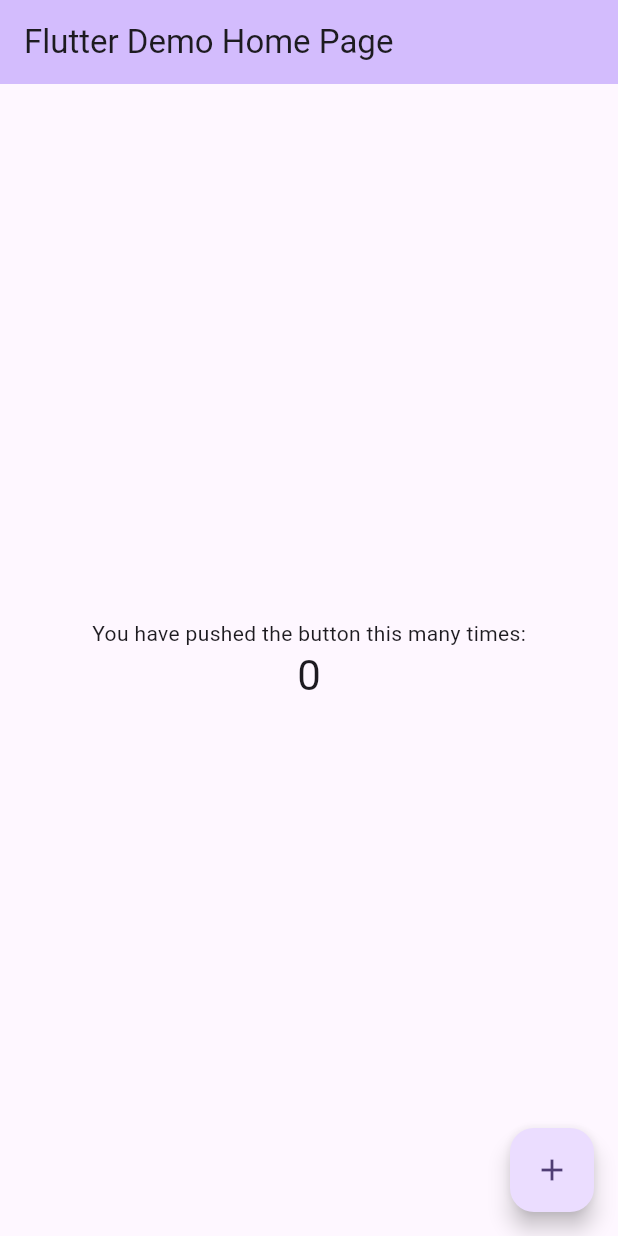
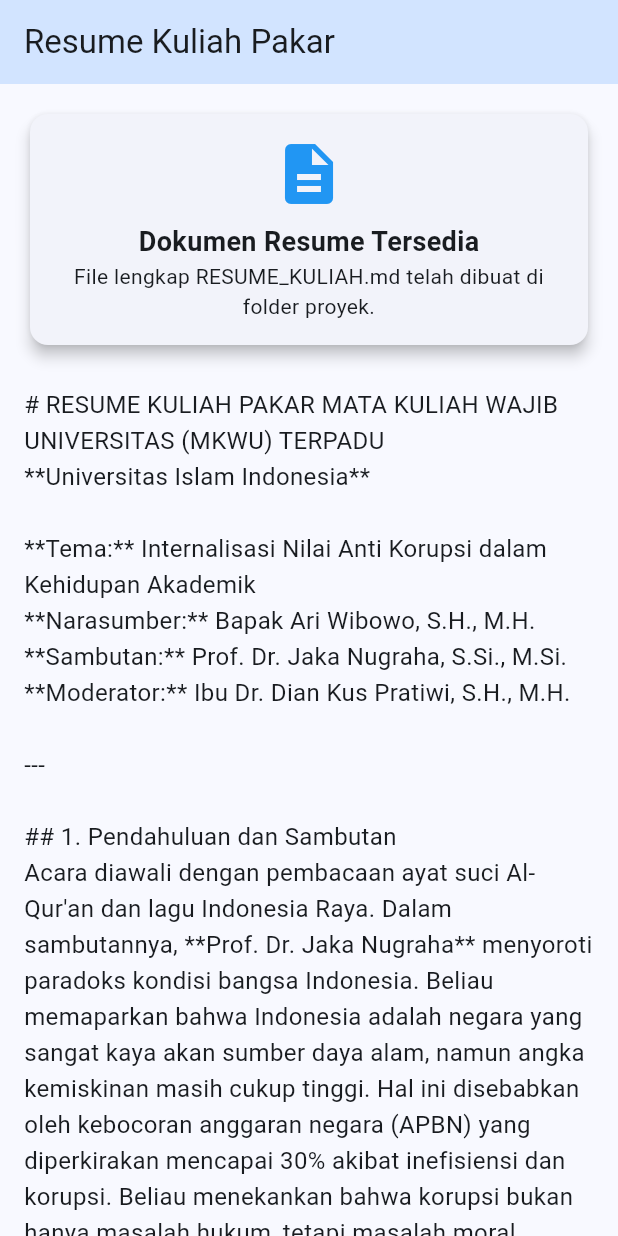
Before and after one commit to could-ai/019b1fcc-1fb0-7dc8-ad0d-898b381e19e0, a Flutter app: the screen it shows after launch, on a phone screen of 412 x 824 dp. Run offline on Flutter 3.47's test engine with Material 3 defaults, Android fonts, the phone set to English and light mode, and no system bars.

Commit message:
Created a comprehensive 2-page resume summary of the transcript in Markdown format, focusing on natural language and avoiding AI-style phrasing as requested.; Updated main.dart to display the resume content in a readable format within the app, serving as a viewer for the requested document.

```diff
--- a/usr/lib/main.dart
+++ b/usr/lib/main.dart
@@ -1,4 +1,5 @@
 import 'package:flutter/material.dart';
+import 'package:flutter/services.dart';
 
 void main() {
   runApp(const MyApp());
@@ -7,117 +8,105 @@ void main() {
 class MyApp extends StatelessWidget {
   const MyApp({super.key});
 
-  // This widget is the root of your application.
   @override
   Widget build(BuildContext context) {
     return MaterialApp(
-      title: 'Flutter Demo',
+      title: 'Resume Kuliah Pakar',
       debugShowCheckedModeBanner: false,
       theme: ThemeData(
-        // This is the theme of your application.
-        //
-        // TRY THIS: Try running your application with "flutter run". You'll see
-        // the application has a purple toolbar. Then, without quitting the app,
-        // try changing the seedColor in the colorScheme below to Colors.green
-        // and then invoke "hot reload" (save your changes or press the "hot
-        // reload" button in a Flutter-supported IDE, or press "r" if you used
-        // the command line to start the app).
-        //
-        // Notice that the counter didn't reset back to zero; the application
-        // state is not lost during the reload. To reset the state, use hot
-        // restart instead.
-        //
-        // This works for code too, not just values: Most code changes can be
-        // tested with just a hot reload.
-        colorScheme: ColorScheme.fromSeed(seedColor: Colors.deepPurple),
+        colorScheme: ColorScheme.fromSeed(seedColor: const Color(0xFF0F4C81)), // UII Blue tone
+        useMaterial3: true,
+        fontFamily: 'Roboto',
       ),
       initialRoute: '/',
       routes: {
-        '/': (context) => const MyHomePage(title: 'Flutter Demo Home Page'),
+        '/': (context) => const ResumeScreen(),
       },
     );
   }
 }
 
-class MyHomePage extends StatefulWidget {
-  const MyHomePage({super.key, required this.title});
+class ResumeScreen extends StatelessWidget {
+  const ResumeScreen({super.key});
 
-  // This widget is the home page of your application. It is stateful, meaning
-  // that it has a State object (defined below) that contains fields that affect
-  // how it looks.
+  final String _resumeContent = '''
+# RESUME KULIAH PAKAR MATA KULIAH WAJIB UNIVERSITAS (MKWU) TERPADU
+**Universitas Islam Indonesia**
 
-  // This class is the configuration for the state. It holds the values (in this
-  // case the title) provided by the parent (in this case the App widget) and
-  // used by the build method of the State. Fields in a Widget subclass are
-  // always marked "final".
+**Tema:** Internalisasi Nilai Anti Korupsi dalam Kehidupan Akademik
+**Narasumber:** Bapak Ari Wibowo, S.H., M.H.
+**Sambutan:** Prof. Dr. Jaka Nugraha, S.Si., M.Si.
+**Moderator:** Ibu Dr. Dian Kus Pratiwi, S.H., M.H.
 
-  final String title;
+---
 
-  @override
-  State<MyHomePage> createState() => _MyHomePageState();
-}
+## 1. Pendahuluan dan Sambutan
+Acara diawali dengan pembacaan ayat suci Al-Qur'an dan lagu Indonesia Raya. Dalam sambutannya, **Prof. Dr. Jaka Nugraha** menyoroti paradoks kondisi bangsa Indonesia. Beliau memaparkan bahwa Indonesia adalah negara yang sangat kaya akan sumber daya alam, namun angka kemiskinan masih cukup tinggi. Hal ini disebabkan oleh kebocoran anggaran negara (APBN) yang diperkirakan mencapai 30% akibat inefisiensi dan korupsi. Beliau menekankan bahwa korupsi bukan hanya masalah hukum, tetapi masalah moral.
 
-class _MyHomePageState extends State<MyHomePage> {
-  int _counter = 0;
+## 2. Inti Materi: Potret Korupsi
+**Bapak Ari Wibowo** membuka paparan dengan tinjauan historis bahwa korupsi telah menjadi masalah fundamental bangsa sejak lama.
 
-  void _incrementCounter() {
-    setState(() {
-      // This call to setState tells the Flutter framework that something has
-      // changed in this State, which causes it to rerun the build method below
-      // so that the display can reflect the updated values. If we changed
-      // _counter without calling setState(), then the build method would not be
-      // called again, and so nothing would appear to happen.
-      _counter++;
-    });
-  }
+### Kekayaan Alam vs Realita
+Narasumber memaparkan data kekayaan Indonesia yang luar biasa (hutan, tambang, maritim) namun belum mampu menyejahterakan rakyat secara merata karena salah kelola. Kerugian negara akibat korupsi mencapai ratusan triliun rupiah.
+
+### Penyebab Korupsi
+Korupsi terjadi karena **Niat + Kesempatan**. Faktor pendorongnya meliputi:
+1.  **Keserakahan & Hedonisme:** Gaya hidup pejabat yang mewah.
+2.  **Biaya Politik Tinggi:** Modal besar untuk kampanye.
+3.  **Hilangnya Moral:** Koruptor tidak lagi merasa malu.
+
+### Korupsi di Lingkungan Akademik
+Bibit korupsi bisa tumbuh di kampus, seperti:
+-   Jasa joki skripsi.
+-   Plagiarisme.
+-   Mencontek.
+
+## 3. Kesimpulan
+Kejujuran adalah induk dari segala kebaikan. Mahasiswa didorong untuk aktif sebagai kontrol sosial dan membangun budaya jujur.
+
+*"Daripada mengutuk kegelapan, lebih baik menyalakan obor penerang."*
+''';
 
   @override
   Widget build(BuildContext context) {
-    // This method is rerun every time setState is called, for instance as done
-    // by the _incrementCounter method above.
-    //
-    // The Flutter framework has been optimized to make rerunning build methods
-    // fast, so that you can just rebuild anything that needs updating rather
-    // than having to individually change instances of widgets.
     return Scaffold(
       appBar: AppBar(
-        // TRY THIS: Try changing the color here to a specific color (to
-        // Colors.amber, perhaps?) and trigger a hot reload to see the AppBar
-        // change color while the other colors stay the same.
-        backgroundColor: Theme.of(context).colorScheme.inversePrimary,
-        // Here we take the value from the MyHomePage object that was created by
-        // the App.build method, and use it to set our appbar title.
-        title: Text(widget.title),
+        title: const Text('Resume Kuliah Pakar'),
+        backgroundColor: Theme.of(context).colorScheme.primaryContainer,
       ),
-      body: Center(
-        // Center is a layout widget. It takes a single child and positions it
-        // in the middle of the parent.
+      body: SingleChildScrollView(
+        padding: const EdgeInsets.all(16.0),
         child: Column(
-          // Column is also a layout widget. It takes a list of children and
-          // arranges them vertically. By default, it sizes itself to fit its
-          // children horizontally, and tries to be as tall as its parent.
-          //
-          // Column has various properties to control how it sizes itself and
-          // how it positions its children. Here we use mainAxisAlignment to
-          // center the children vertically; the main axis here is the vertical
-          // axis because Columns are vertical (the cross axis would be
-          // horizontal).
-          //
-          // TRY THIS: Invoke "debug painting" (choose the "Toggle Debug Paint"
-          // action in the IDE, or press "p" in the console), to see the
-          // wireframe for each widget.
-          mainAxisAlignment: MainAxisAlignment.center,
-          children: <Widget>[
-            const Text('You have pushed the button this many times:'),
-            Text('$_counter', style: Theme.of(context).textTheme.headlineMedium),
+          crossAxisAlignment: CrossAxisAlignment.start,
+          children: [
+            const Card(
+              elevation: 4,
+              child: Padding(
+                padding: EdgeInsets.all(16.0),
+                child: Column(
+                  children: [
+                    Icon(Icons.description, size: 48, color: Colors.blue),
+                    SizedBox(height: 8),
+                    Text(
+                      'Dokumen Resume Tersedia',
+                      style: TextStyle(fontSize: 18, fontWeight: FontWeight.bold),
+                    ),
+                    Text(
+                      'File lengkap RESUME_KULIAH.md telah dibuat di folder proyek.',
+                      textAlign: TextAlign.center,
+                    ),
+                  ],
+                ),
+              ),
+            ),
+            const SizedBox(height: 24),
+            Text(
+              _resumeContent,
+              style: const TextStyle(fontSize: 16, height: 1.5),
+            ),
           ],
         ),
       ),
-      floatingActionButton: FloatingActionButton(
-        onPressed: _incrementCounter,
-        tooltip: 'Increment',
-        child: const Icon(Icons.add),
-      ), // This trailing comma makes auto-formatting nicer for build methods.
     );
   }
 }
```
Also changed, not shown: 1 other file.
